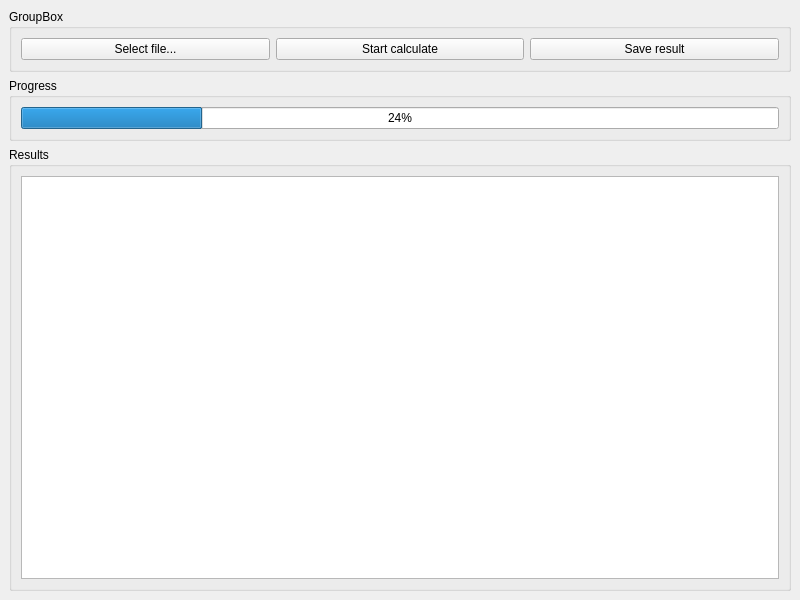
This is src/mainwindow.ui in panter-dsd/WordsCounter as Qt 5 draws it before an edit. The edited form follows.
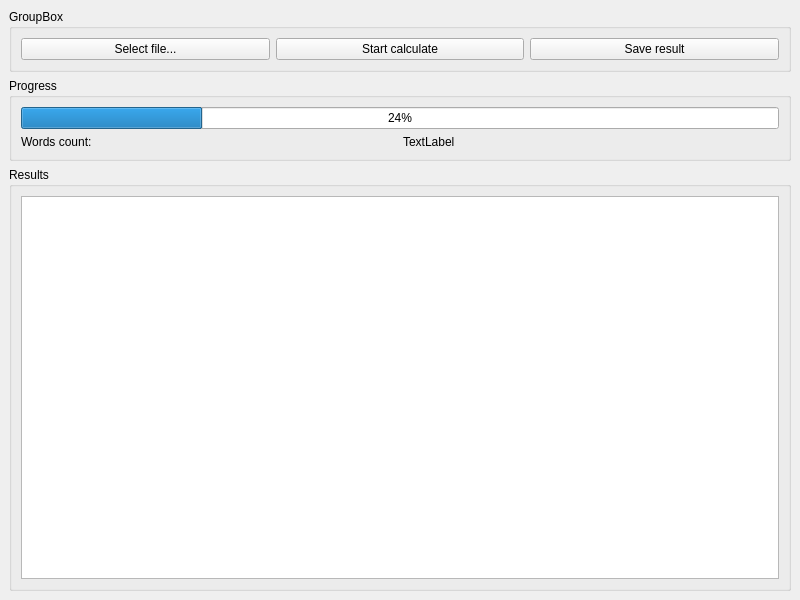
This is the edited form.

Commit message: MainWindow: wordsCountLabel_ is added. Fix top list.

Diff of the .ui file:
```diff
--- a/src/mainwindow.ui
+++ b/src/mainwindow.ui
@@ -50,7 +50,7 @@
       <property name="title">
        <string>Progress</string>
       </property>
-      <layout class="QHBoxLayout" name="horizontalLayout_2">
+      <layout class="QVBoxLayout" name="verticalLayout_3">
        <item>
         <widget class="QProgressBar" name="progressBar_">
          <property name="value">
@@ -58,6 +58,24 @@
          </property>
         </widget>
        </item>
+       <item>
+        <layout class="QGridLayout" name="gridLayout">
+         <item row="0" column="0">
+          <widget class="QLabel" name="label">
+           <property name="text">
+            <string>Words count:</string>
+           </property>
+          </widget>
+         </item>
+         <item row="0" column="1">
+          <widget class="QLabel" name="wordsCountLabel_">
+           <property name="text">
+            <string>TextLabel</string>
+           </property>
+          </widget>
+         </item>
+        </layout>
+       </item>
       </layout>
      </widget>
     </item>
```
The commit also changes 1 other file.
